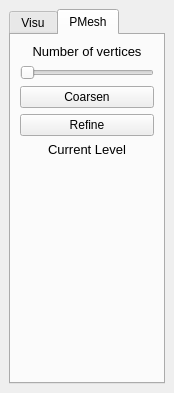
abletterer/Multi-Triangulation, file src/VDPMesh_App.ui: the form before one commit.
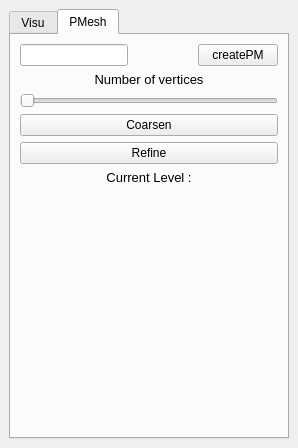
The form after the commit.

Commit message: Correction des erreurs dans l'utilisation des ProgressiveMesh

```diff
--- a/src/VDPMesh_App.ui
+++ b/src/VDPMesh_App.ui
@@ -6,14 +6,14 @@
    <rect>
     <x>0</x>
     <y>0</y>
-    <width>174</width>
-    <height>393</height>
+    <width>298</width>
+    <height>448</height>
    </rect>
   </property>
   <property name="minimumSize">
    <size>
-    <width>174</width>
-    <height>393</height>
+    <width>298</width>
+    <height>448</height>
    </size>
   </property>
   <property name="windowTitle">
@@ -117,27 +117,32 @@
         <string>PMesh</string>
        </attribute>
        <layout class="QGridLayout" name="gridLayout_2">
-        <item row="1" column="0">
+        <item row="6" column="0">
+         <widget class="QLabel" name="label_currentLevel">
+          <property name="text">
+           <string>&lt;!DOCTYPE HTML PUBLIC &quot;-//W3C//DTD HTML 4.0//EN&quot; &quot;http://www.w3.org/TR/REC-html40/strict.dtd&quot;&gt;
+&lt;html&gt;&lt;head&gt;&lt;meta name=&quot;qrichtext&quot; content=&quot;1&quot; /&gt;&lt;style type=&quot;text/css&quot;&gt;
+p, li { white-space: pre-wrap; }
+&lt;/style&gt;&lt;/head&gt;&lt;body style=&quot; font-family:'Ubuntu'; font-size:11pt; font-weight:400; font-style:normal;&quot;&gt;
+&lt;p align=&quot;center&quot; style=&quot; margin-top:0px; margin-bottom:0px; margin-left:0px; margin-right:0px; -qt-block-indent:0; text-indent:0px;&quot;&gt;&lt;span style=&quot; font-family:'Sans'; font-size:10pt;&quot;&gt;Current Level :&lt;/span&gt;&lt;/p&gt;&lt;/body&gt;&lt;/html&gt;</string>
+          </property>
+         </widget>
+        </item>
+        <item row="3" column="0">
          <widget class="QSlider" name="slider_vertexNumber">
           <property name="orientation">
            <enum>Qt::Horizontal</enum>
           </property>
          </widget>
         </item>
-        <item row="10" column="0">
-         <spacer name="verticalSpacer_2">
-          <property name="orientation">
-           <enum>Qt::Vertical</enum>
+        <item row="5" column="0">
+         <widget class="QPushButton" name="pushButton_refine">
+          <property name="text">
+           <string>Refine</string>
           </property>
-          <property name="sizeHint" stdset="0">
-           <size>
-            <width>20</width>
-            <height>40</height>
-           </size>
-          </property>
-         </spacer>
+         </widget>
         </item>
-        <item row="0" column="0">
+        <item row="1" column="0">
          <widget class="QLabel" name="label_numberVertex">
           <property name="text">
            <string>&lt;!DOCTYPE HTML PUBLIC &quot;-//W3C//DTD HTML 4.0//EN&quot; &quot;http://www.w3.org/TR/REC-html40/strict.dtd&quot;&gt;
@@ -148,44 +153,52 @@
           </property>
          </widget>
         </item>
-        <item row="2" column="0">
+        <item row="4" column="0">
          <widget class="QPushButton" name="pushButton_coarsen">
           <property name="text">
            <string>Coarsen</string>
           </property>
          </widget>
         </item>
-        <item row="3" column="0">
-         <widget class="QPushButton" name="pushButton_refine">
-          <property name="text">
-           <string>Refine</string>
+        <item row="10" column="0">
+         <spacer name="verticalSpacer_3">
+          <property name="orientation">
+           <enum>Qt::Vertical</enum>
           </property>
-         </widget>
-        </item>
-        <item row="4" column="0">
-         <widget class="QLabel" name="label">
-          <property name="text">
-           <string>&lt;!DOCTYPE HTML PUBLIC &quot;-//W3C//DTD HTML 4.0//EN&quot; &quot;http://www.w3.org/TR/REC-html40/strict.dtd&quot;&gt;
-&lt;html&gt;&lt;head&gt;&lt;meta name=&quot;qrichtext&quot; content=&quot;1&quot; /&gt;&lt;style type=&quot;text/css&quot;&gt;
-p, li { white-space: pre-wrap; }
-&lt;/style&gt;&lt;/head&gt;&lt;body style=&quot; font-family:'Sans'; font-size:10pt; font-weight:400; font-style:normal;&quot;&gt;
-&lt;p align=&quot;center&quot; style=&quot; margin-top:0px; margin-bottom:0px; margin-left:0px; margin-right:0px; -qt-block-indent:0; text-indent:0px;&quot;&gt;Current Level&lt;/p&gt;&lt;/body&gt;&lt;/html&gt;</string>
+          <property name="sizeHint" stdset="0">
+           <size>
+            <width>20</width>
+            <height>40</height>
+           </size>
           </property>
-         </widget>
+         </spacer>
         </item>
-        <item row="6" column="0">
-         <layout class="QHBoxLayout" name="horizontalLayout"/>
-        </item>
-        <item row="5" column="0">
-         <widget class="QLabel" name="label_currentLevel">
-          <property name="text">
-           <string>&lt;!DOCTYPE HTML PUBLIC &quot;-//W3C//DTD HTML 4.0//EN&quot; &quot;http://www.w3.org/TR/REC-html40/strict.dtd&quot;&gt;
-&lt;html&gt;&lt;head&gt;&lt;meta name=&quot;qrichtext&quot; content=&quot;1&quot; /&gt;&lt;style type=&quot;text/css&quot;&gt;
-p, li { white-space: pre-wrap; }
-&lt;/style&gt;&lt;/head&gt;&lt;body style=&quot; font-family:'Sans'; font-size:10pt; font-weight:400; font-style:normal;&quot;&gt;
-&lt;p align=&quot;center&quot; style=&quot;-qt-paragraph-type:empty; margin-top:0px; margin-bottom:0px; margin-left:0px; margin-right:0px; -qt-block-indent:0; text-indent:0px;&quot;&gt;&lt;/p&gt;&lt;/body&gt;&lt;/html&gt;</string>
-          </property>
-         </widget>
+        <item row="0" column="0">
+         <layout class="QHBoxLayout" name="horizontalLayout_2">
+          <item>
+           <widget class="QLineEdit" name="lineEdit_pourcent"/>
+          </item>
+          <item>
+           <spacer name="horizontalSpacer">
+            <property name="orientation">
+             <enum>Qt::Horizontal</enum>
+            </property>
+            <property name="sizeHint" stdset="0">
+             <size>
+              <width>40</width>
+              <height>20</height>
+             </size>
+            </property>
+           </spacer>
+          </item>
+          <item>
+           <widget class="QPushButton" name="pushButton_createPM">
+            <property name="text">
+             <string>createPM</string>
+            </property>
+           </widget>
+          </item>
+         </layout>
         </item>
        </layout>
       </widget>
```
The commit also changes 3 other files.
